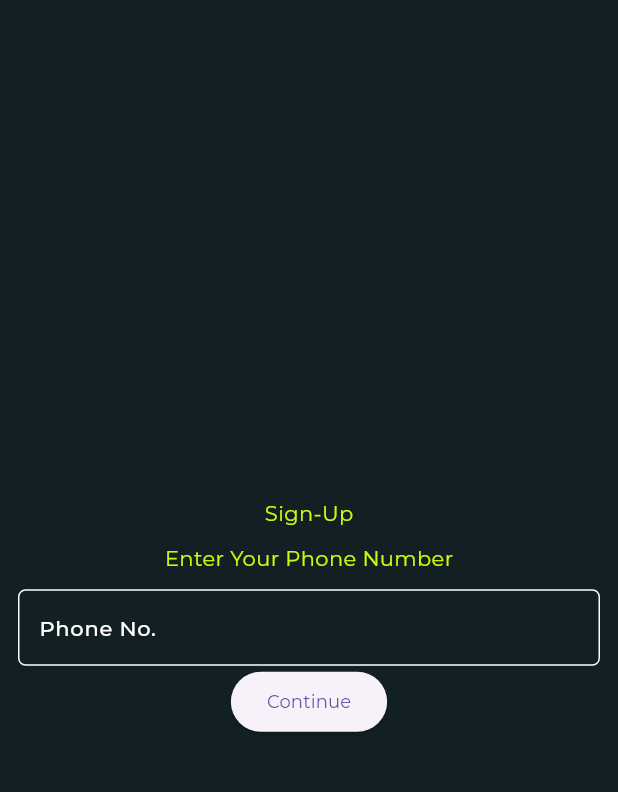
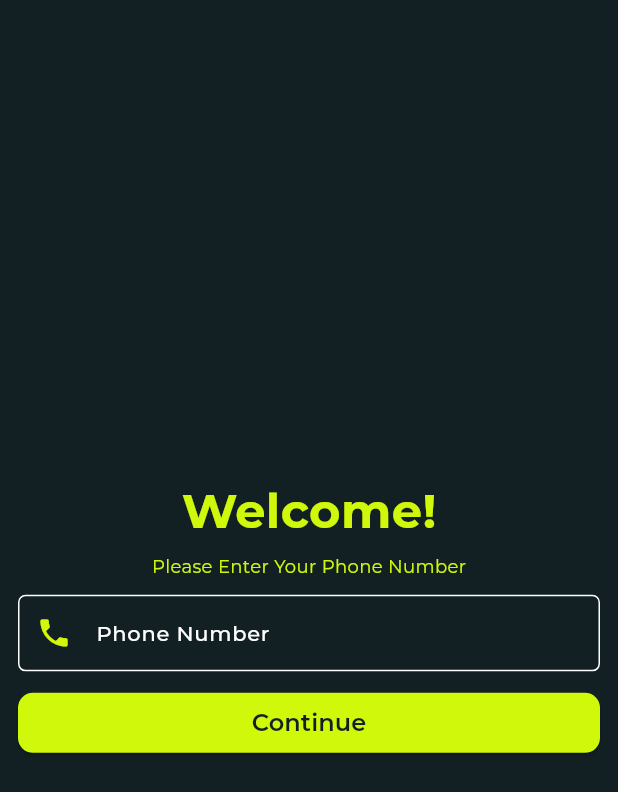
Before and after one commit to afradahsan/PARK-R, a Flutter app: the screen it shows after launch, on a phone screen of 412 x 824 dp. Shown: the top 792 px of the screen. Run offline on Flutter 3.47's test engine with Material 3 defaults, Android fonts, the phone set to English and light mode, and no system bars; our stand-ins replace firebase_auth, firebase_core, google_fonts; accounts and stored records are empty.

Commit message:
Auth UI Done

```diff
--- a/lib/presentation/screens/auth/signup_page.dart
+++ b/lib/presentation/screens/auth/signup_page.dart
@@ -3,8 +3,11 @@ import 'package:flutter/material.dart';
 import 'package:parkr/data/repositories/auth_repo.dart';
 import 'package:parkr/presentation/screens/auth/loginpage.dart';
 import 'package:parkr/presentation/screens/auth/verify_otp.dart';
+import 'package:parkr/presentation/widgets/auth/elevatedbutton.dart';
+import 'package:parkr/presentation/widgets/auth/textformfeild.dart';
 import 'package:parkr/utils/colors.dart';
 import 'package:parkr/utils/constants.dart';
+import 'package:parkr/utils/themes.dart';
 
 class SignupPage extends StatelessWidget {
   SignupPage({super.key});
@@ -12,6 +15,7 @@ class SignupPage extends StatelessWidget {
   final TextEditingController phoneNoController = TextEditingController();
   final auth = FirebaseAuth.instance;
   final AuthRepo authRepo = AuthRepo();
+  final GlobalKey<FormState> _formKey = GlobalKey<FormState>();
 
   @override
   Widget build(BuildContext context) {
@@ -19,46 +23,45 @@ class SignupPage extends StatelessWidget {
       body: SafeArea(
           child: Padding(
         padding: const EdgeInsets.all(12.0),
+        child: Form(
+          key: _formKey,
           child: Column(
             mainAxisAlignment: MainAxisAlignment.center,
             children: [
-            Text('Sign-Up'),
+              Text(
+                'Welcome!',
+                style: KTextTheme.darkTextTheme.headlineLarge,
+              ),
+              sizedfive(context),
+              Text(
+                'Please Enter Your Phone Number',
+                style: KTextTheme.darkTextTheme.labelLarge,
+              ),
               sizedten(context),
-            Text('Enter Your Phone Number'),
-            sizedten(context),
-            TextFormField(
-              style: const TextStyle(color: Colors.white),
+              TFormFeild(
                 controller: phoneNoController,
-              decoration: InputDecoration(
-                  fillColor: Colors.white,
-                  focusedBorder: OutlineInputBorder(
-                    borderSide: BorderSide(width: 1, color: greenColor),
-                  ),
-                  contentPadding:
-                      const EdgeInsets.symmetric(vertical: 15, horizontal: 10),
-                  enabledBorder: OutlineInputBorder(
-                    borderSide: const BorderSide(width: 1, color: Colors.white),
-                    borderRadius: BorderRadius.circular(5.0),
-                  ),
-                  hintText: 'Phone No.',
-                  hintStyle: const TextStyle(
-                    color: Colors.white,
-                  )),
                 validator: (value) {
-                if (value == null || value.isEmpty || value.length <= 10) {
-                  return 'Enter a valid phone number';
+                  if (value == null || value.isEmpty) {
+                    return 'Enter OTP';
                   } else {
                     return null;
                   }
                 },
+                hintText: 'Phone Number',
+                icon: Icons.phone,
               ),
-            ElevatedButton(
+              sizedten(context),
+              AuthButton(
+                ButtonText: 'Continue',
                 onPressed: () async {
+                  if (_formKey.currentState != null &&
+                      _formKey.currentState!.validate()) {
                     bool userExists =
                         await checkUserExists(context, phoneNoController.text);
                     if (userExists) {
                       print('exists');
-                  Navigator.push(context, MaterialPageRoute(builder: (context) {
+                      Navigator.push(context,
+                          MaterialPageRoute(builder: (context) {
                         print(phoneNoController.text);
                         return LoginPage(phoneNumber: phoneNoController.text);
                       }));
@@ -66,10 +69,11 @@ class SignupPage extends StatelessWidget {
                       print('doesnt');
                       phoneAuthentication(phoneNoController.text, context);
                     }
+                  }
                 },
-              child: Text('Continue'),
-            )
+              ),
             ],
+          ),
         ),
       )),
     );
--- /dev/null
+++ b/lib/presentation/widgets/auth/elevatedbutton.dart
@@ -0,0 +1,26 @@
+import 'package:flutter/material.dart';
+import 'package:parkr/utils/colors.dart';
+
+class AuthButton extends StatelessWidget {
+  const AuthButton(
+      {super.key, required this.onPressed, required this.ButtonText});
+
+  final Function()? onPressed;
+  final String ButtonText;
+
+  @override
+  Widget build(BuildContext context) {
+    return ElevatedButton(
+        onPressed: onPressed,
+        style: ElevatedButton.styleFrom(
+            backgroundColor: greenColor,
+            minimumSize: Size.fromHeight(40),
+            shape: RoundedRectangleBorder(
+                borderRadius: BorderRadius.circular(10))),
+        child: Text(
+          ButtonText,
+          style: TextStyle(
+              fontSize: 16.0, fontWeight: FontWeight.w600, color: darkbgColor),
+        ));
+  }
+}
--- a/lib/presentation/widgets/auth/textformfeild.dart
+++ b/lib/presentation/widgets/auth/textformfeild.dart
@@ -2,9 +2,16 @@ import 'package:flutter/material.dart';
 import 'package:parkr/utils/colors.dart';
 
 class TFormFeild extends StatelessWidget {
-  const TFormFeild({super.key, required this.controller});
+  const TFormFeild(
+      {super.key,
+      required this.controller,
+      required this.hintText,
+      required this.validator, required this.icon});
 
   final TextEditingController controller;
+  final String hintText;
+  final String? Function(String?)? validator;
+  final IconData icon;
 
   @override
   Widget build(BuildContext context) {
@@ -12,6 +19,7 @@ class TFormFeild extends StatelessWidget {
         style: const TextStyle(color: Colors.white),
         controller: controller,
         decoration: InputDecoration(
+            prefixIcon: Icon(icon, color: greenColor),
             fillColor: Colors.white,
             focusedBorder: OutlineInputBorder(
               borderSide: BorderSide(width: 1, color: greenColor),
@@ -22,17 +30,10 @@ class TFormFeild extends StatelessWidget {
               borderSide: const BorderSide(width: 1, color: Colors.white),
               borderRadius: BorderRadius.circular(5.0),
             ),
-                  hintText: 'Hint veno bro',
+            hintText: hintText,
             hintStyle: const TextStyle(
               color: Colors.white,
             )),
-              validator: (value) {
-                if (value == null || value.isEmpty) {
-                  return 'Enter OTP';
-                } else {
-                  return null;
-                }
-              },
-            );
+        validator: validator);
   }
 }
--- a/lib/utils/constants.dart
+++ b/lib/utils/constants.dart
@@ -5,6 +5,11 @@ String uri = 'http://192.168.1.7:3000';
 SizedBox sizedten(BuildContext ctx) {
   return SizedBox(height: (MediaQuery.of(ctx).size.height)/80,);
 }
+
+SizedBox sizedfive(BuildContext ctx) {
+  return SizedBox(height: (MediaQuery.of(ctx).size.height)/160,);
+}
+
 SizedBox sizedtwenty(BuildContext ctx) {
   return SizedBox(height: (MediaQuery.of(ctx).size.height)/40,);
 }
--- a/lib/utils/themes.dart
+++ b/lib/utils/themes.dart
@@ -34,11 +34,11 @@ class KTextTheme {
     headlineLarge: const TextStyle().copyWith(
         fontSize: 32.0, fontWeight: FontWeight.bold, color: greenColor),
     headlineMedium: const TextStyle().copyWith(
-        fontSize: 24.0, fontWeight: FontWeight.w600, color: greenColor),
+        fontSize: 32.0, fontWeight: FontWeight.w600, color: greenColor),
     headlineSmall: const TextStyle().copyWith(
         fontSize: 32.0, fontWeight: FontWeight.w600, color: greenColor),
     titleLarge: const TextStyle().copyWith(
-        fontSize: 16.0, fontWeight: FontWeight.w600, color: greenColor),
+        fontSize: 24.0, fontWeight: FontWeight.bold, color: greenColor),
     titleMedium: const TextStyle().copyWith(
         fontSize: 16.0, fontWeight: FontWeight.w500, color: greenColor),
     titleSmall: const TextStyle().copyWith(
```
Also changed, not shown: lib/presentation/screens/auth/loginpage.dart (+42 -10 lines), lib/presentation/screens/auth/signupwemail.dart (+75 -14 lines), lib/presentation/screens/auth/verify_otp.dart (+54 -9 lines). Lines whose indentation alone changed are shown as unchanged.
